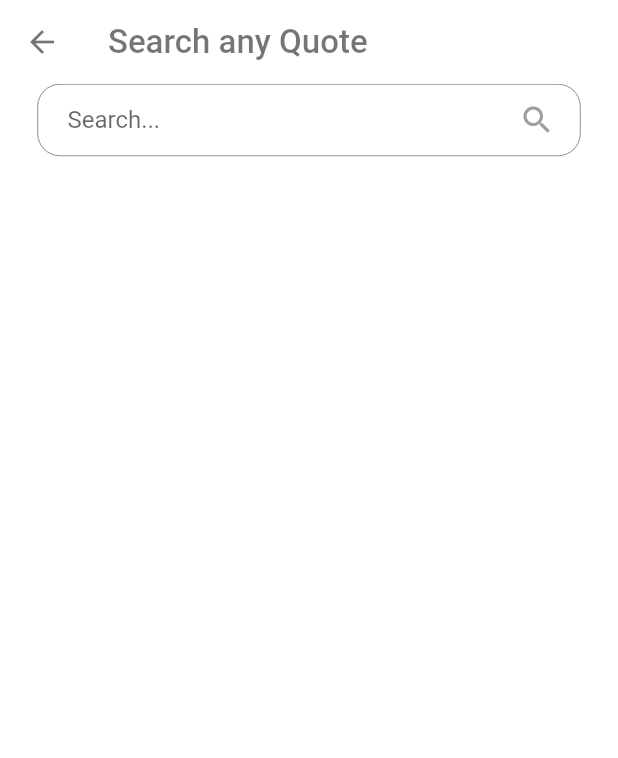
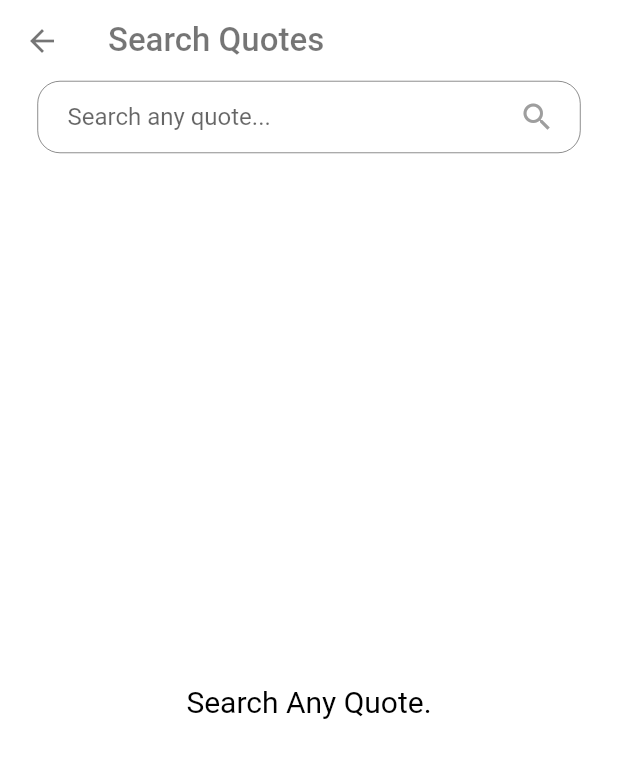
Before and after one commit to Eklavya-Sachin/quote, a Flutter app: the SearchQuotesView screen opened by its route, on a phone screen of 412 x 824 dp. Shown: the top 758 px of the screen. Run offline on Flutter 3.47's test engine with Material 2 defaults, Android fonts, the phone set to English and light mode, and no system bars; our stand-ins replace get.

Commit message:
Integrated Search API's & Fixed UI of search quote screens.

```diff
--- a/lib/app/modules/search_author_quote/controllers/search_author_quote_controller.dart
+++ b/lib/app/modules/search_author_quote/controllers/search_author_quote_controller.dart
@@ -1,8 +1,13 @@
 import 'package:get/get.dart';
 import 'package:flutter/material.dart';
+import '../../../services/api_service.dart';
+import '../../../models/quote_response.dart';
 
 class SearchAuthorQuoteController extends GetxController {
   late TextEditingController searchTextController;
+  RxList<Quote> quotes = <Quote>[].obs;
+  RxBool isSearching = false.obs;
+  RxString bodySearchText = 'Search Quote by Author Name.'.obs;
 
   @override
   void onInit() {
@@ -16,5 +21,33 @@ class SearchAuthorQuoteController extends GetxController {
     super.onClose();
   }
 
-  Future<void> onSearch(String query) async {}
+  Future<void> onSearch(String query) async {
+    query = query.toLowerCase();
+    isSearching.value = true;
+    final searchedQuotes = await Get.find<ApiService>().getQuotes(
+      query,
+      1,
+    );
+
+    quotes.value = searchedQuotes
+        .where(
+          (searchedQuote) =>
+              (searchedQuote.author?.toLowerCase().contains(query) ?? false) ||
+              (searchedQuote.author?.toLowerCase().startsWith(query) ??
+                  false) ||
+              (searchedQuote.author?.toLowerCase().endsWith(query) ?? false),
+        )
+        .toList();
+
+    if (quotes.isEmpty) {
+      bodySearchText.value = 'Nothing found related to $query!';
+    }
+
+    isSearching.value = false;
+  }
+
+  void cancelSearch() {
+    bodySearchText.value = 'Search Quote by Author Name.';
+    quotes.value = [];
+  }
 }
--- a/lib/app/modules/search_quotes/controllers/search_quotes_controller.dart
+++ b/lib/app/modules/search_quotes/controllers/search_quotes_controller.dart
@@ -1,8 +1,13 @@
+import 'package:get/get.dart';
 import 'package:flutter/material.dart';
-import 'package:get/get.dart';
+import '../../../services/api_service.dart';
+import '../../../models/quote_response.dart';
 
 class SearchQuotesController extends GetxController {
   late TextEditingController searchTextController;
+  RxList<Quote> quotes = <Quote>[].obs;
+  RxBool isSearching = false.obs;
+  RxString bodySearchText = 'Search Any Quote.'.obs;
 
   @override
   void onInit() {
@@ -16,5 +21,22 @@ class SearchQuotesController extends GetxController {
     super.onClose();
   }
 
-  Future<void> onSearch(String query) async {}
+  Future<void> onSearch(String query) async {
+    isSearching.value = true;
+    quotes.value = await Get.find<ApiService>().getQuotes(
+      query,
+      20,
+    );
+
+    if (quotes.isEmpty) {
+      bodySearchText.value = 'Nothing found related to $query!';
+    }
+
+    isSearching.value = false;
+  }
+
+  void cancelSearch() {
+    bodySearchText.value = 'Search Any Quote.';
+    quotes.value = [];
+  }
 }
--- a/lib/app/modules/search_quotes/views/search_quotes_view.dart
+++ b/lib/app/modules/search_quotes/views/search_quotes_view.dart
@@ -19,30 +19,49 @@ class SearchQuotesView extends GetView<SearchQuotesController> {
             backgroundColor: Colors.white,
             leading: const BackButton(color: Colors.black54),
             title: const Text(
-              'Search any Quote',
+              'Search Quotes',
               style: TextStyle(fontSize: 22, color: Colors.black54),
             ),
-          ),
-          body: Column(
-            crossAxisAlignment: CrossAxisAlignment.start,
-            children: [
-              Padding(
-                padding: const EdgeInsets.symmetric(horizontal: 25),
+            bottom: PreferredSize(
+              preferredSize: const Size.fromHeight(kToolbarHeight),
+              child: Padding(
+                padding: const EdgeInsets.fromLTRB(25, 0, 25, 10),
                 child: SearchTextField(
                   controller: controller.searchTextController,
                   search: controller.onSearch,
+                  hintText: 'Search any quote...',
+                  onCancellingSearch: controller.cancelSearch,
                 ),
               ),
-              const SizedBox(height: 10),
-              Expanded(
-                child: ListView.builder(
-                  itemCount: 4,
-                  itemBuilder: (context, index) {
-                    return SizedBox();
-                  },
-                ),
-              )
-            ],
+            ),
+          ),
+          body: Obx(
+            () => controller.isSearching.value
+                ? const Center(
+                    child: CircularProgressIndicator(),
+                  )
+                : controller.quotes.isEmpty
+                    ? Center(
+                        child: Text(
+                          controller.bodySearchText.value,
+                          style: const TextStyle(
+                            fontSize: 20,
+                            color: Colors.black,
+                          ),
+                          textAlign: TextAlign.center,
+                        ),
+                      )
+                    : ListView.builder(
+                        padding: const EdgeInsets.only(
+                          bottom: 20,
+                        ),
+                        itemCount: controller.quotes.length,
+                        itemBuilder: (context, index) {
+                          return QuoteCard(
+                            quote: controller.quotes[index],
+                          );
+                        },
+                      ),
           ),
         ),
       ),
```
Also changed, not shown: lib/app/modules/search_author_quote/views/search_author_quote_view.dart (+35 -21 lines).
